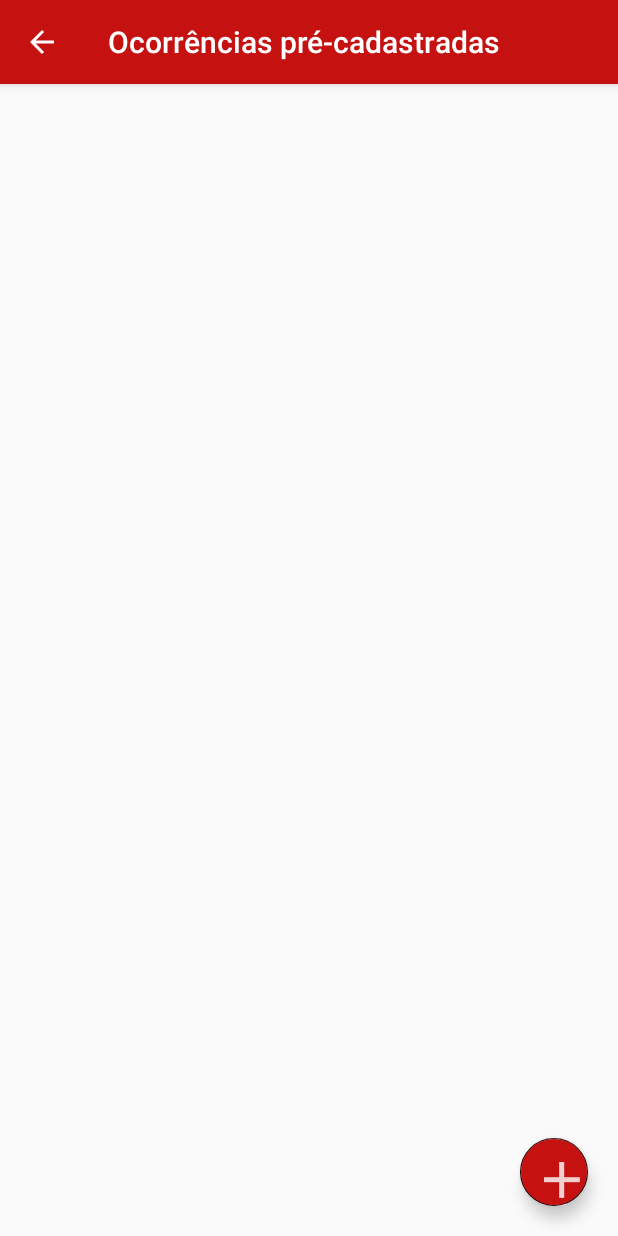
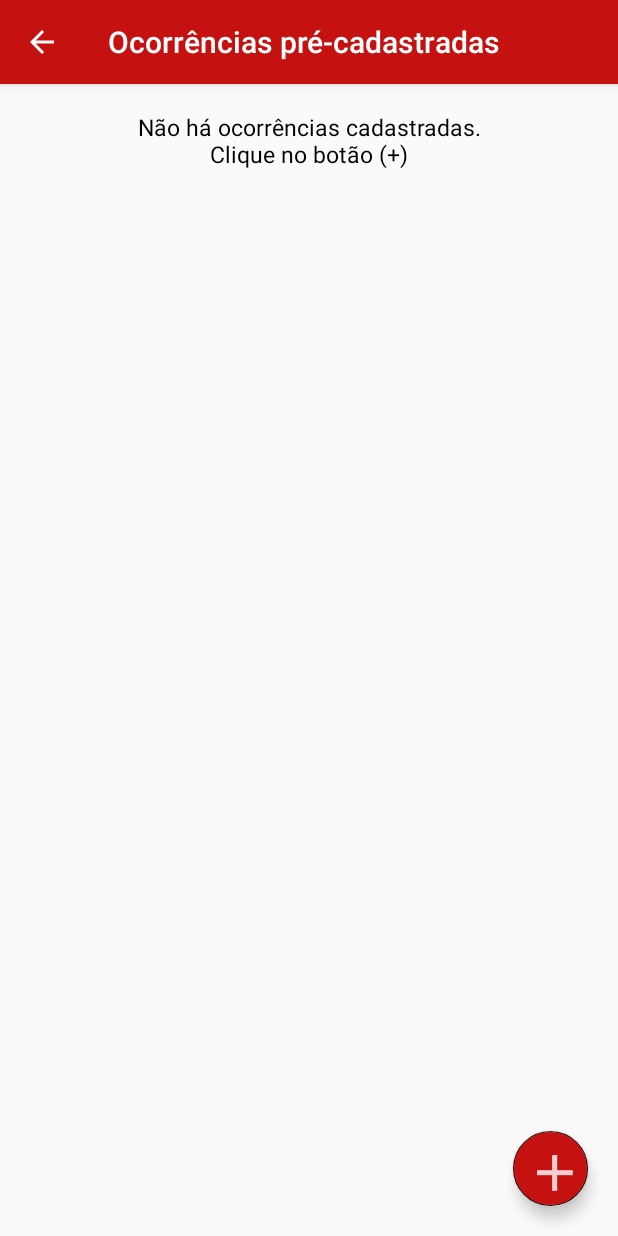
Before and after one commit to luan-silveira/SOSAcessivelAndroid, an Android app: the ListaOcorrenciasPreCadastradasActivity screen opened directly, with no data from a screen before it, on a phone screen of 412 x 824 dp. Run offline under Robolectric (Android 15) with nearby library versions, the phone set to English and light mode, and no system bars; libraries missing offline, so code that uses them is left out: com.j256.ormlite; 3 statements that could not run were skipped.

Commit message:
Ajustes tela inicial e envio Firebase

```diff
--- a/app/src/main/java/br/com/luansilveira/sosacessvel/ListaOcorrenciasPreCadastradasActivity.java
+++ b/app/src/main/java/br/com/luansilveira/sosacessvel/ListaOcorrenciasPreCadastradasActivity.java
@@ -12,6 +12,7 @@ import android.widget.AdapterView;
 import android.widget.ArrayAdapter;
 import android.widget.ListView;
 import android.widget.PopupMenu;
+import android.widget.TextView;
 import android.widget.Toast;
 
 import java.sql.SQLException;
@@ -28,6 +29,7 @@ public class ListaOcorrenciasPreCadastradasActivity extends AppCompatActivity {
 
     private ArrayList<OcorrenciaPreCadastrada> listaOcorrencias;
     private ArrayAdapterOcorrenciaPre adapter;
+    TextView txtVazio;
 
     @Override
     protected void onCreate(Bundle savedInstanceState) {
@@ -40,11 +42,13 @@ public class ListaOcorrenciasPreCadastradasActivity extends AppCompatActivity {
         toolbar.setDisplayHomeAsUpEnabled(true);
         toolbar.setHomeButtonEnabled(true);
 
-
+        txtVazio = findViewById(R.id.txt_sem_ocorrencias_pre);
 
         try {
             listaOcorrencias =(ArrayList<OcorrenciaPreCadastrada>) (new OcorrenciaPreCadastradaController(this)).getListaOcorrencias();
             adapter = new ArrayAdapterOcorrenciaPre(this, listaOcorrencias);
+
+            txtVazio.setVisibility(listaOcorrencias.size() == 0 ? View.VISIBLE : View.GONE);
 
             ListView listViewOcorencias = findViewById(R.id.listaOcorrenciasPreCadastradas);
             listViewOcorencias.setOnItemLongClickListener(new AdapterView.OnItemLongClickListener() {
@@ -98,6 +102,7 @@ public class ListaOcorrenciasPreCadastradasActivity extends AppCompatActivity {
             if (controller.delete(ocorrencia) == 1){
                 listaOcorrencias.remove(ocorrencia);
                 adapter.notifyDataSetChanged();
+                if(listaOcorrencias.size() == 0) txtVazio.setVisibility(View.VISIBLE);
                 Toast.makeText(this, "Ocorrência removida", Toast.LENGTH_LONG).show();
             } else {
                 Toast.makeText(this, "Erro ao excluir", Toast.LENGTH_LONG).show();
--- a/app/src/main/res/layout/activity_lista_ocorrencias_pre_cadastradas.xml
+++ b/app/src/main/res/layout/activity_lista_ocorrencias_pre_cadastradas.xml
@@ -6,9 +6,20 @@
     android:layout_height="match_parent"
     tools:context=".ListaOcorrenciasPreCadastradasActivity">
 
+    <TextView
+        android:layout_width="match_parent"
+        android:layout_height="wrap_content"
+        android:textAlignment="center"
+        android:id="@+id/txt_sem_ocorrencias_pre"
+        android:text="Não há ocorrências cadastradas.\nClique no botão (+)"
+        android:layout_marginTop="18dp"
+        android:textColor="#000000"
+        android:textSize="15dp"
+        />
+
     <android.support.design.widget.FloatingActionButton
-        android:layout_width="45dp"
-        android:layout_height="45dp"
+        android:layout_width="50dp"
+        android:layout_height="50dp"
         android:layout_margin="20dp"
         android:src="@drawable/ic_plus_button"
         android:backgroundTint="@color/colorPrimary"
--- a/app/src/main/res/layout/list_ocorrencias_pre.xml
+++ b/app/src/main/res/layout/list_ocorrencias_pre.xml
@@ -12,4 +12,5 @@
         android:layout_width="match_parent"
         android:layout_height="match_parent"></ListView>
 
+
 </LinearLayout>
--- a/app/src/main/res/layout/nav_header_main.xml
+++ b/app/src/main/res/layout/nav_header_main.xml
@@ -29,7 +29,7 @@
         android:textAppearance="@style/TextAppearance.AppCompat.Body1" />
 
     <TextView
-        android:id="@+id/text_user_name"
+        android:id="@+id/txt_nome_usuario"
         android:layout_width="wrap_content"
         android:layout_height="wrap_content"
         android:text="@string/nav_header_subtitle" />
```
Also changed, not shown: app/src/main/java/br/com/luansilveira/sosacessvel/MainActivity.java (+18 -19 lines).
